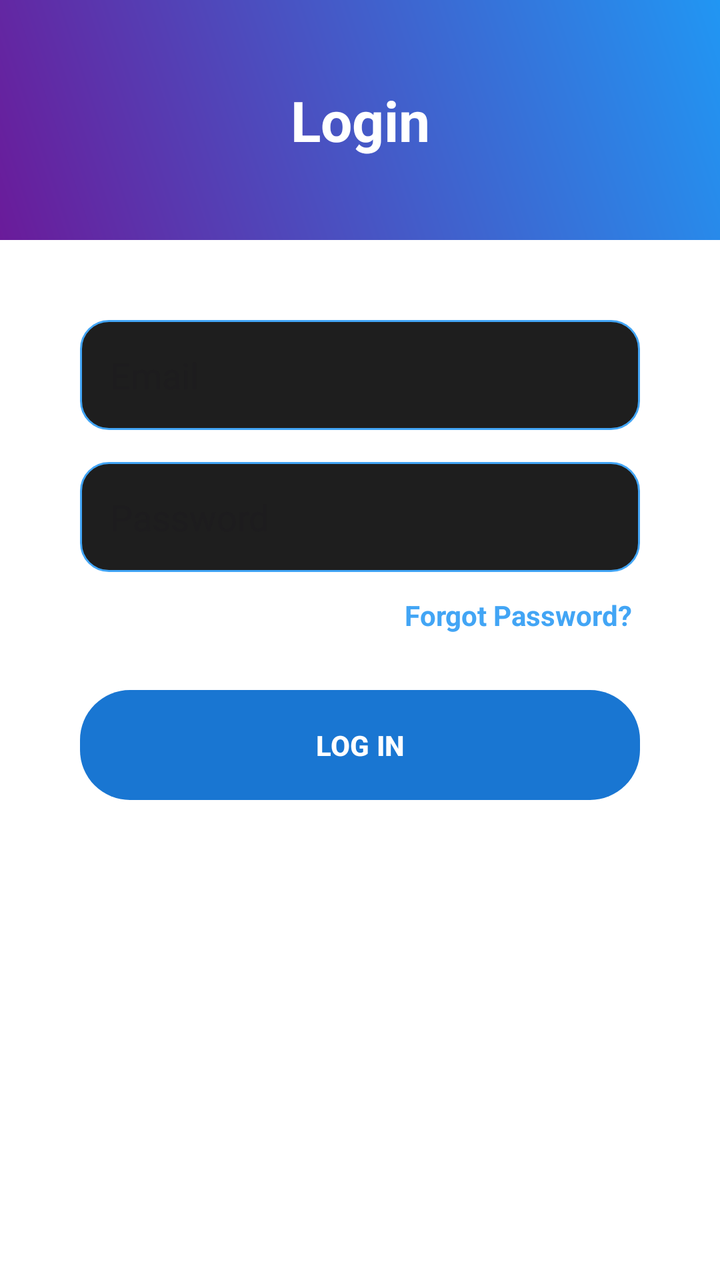
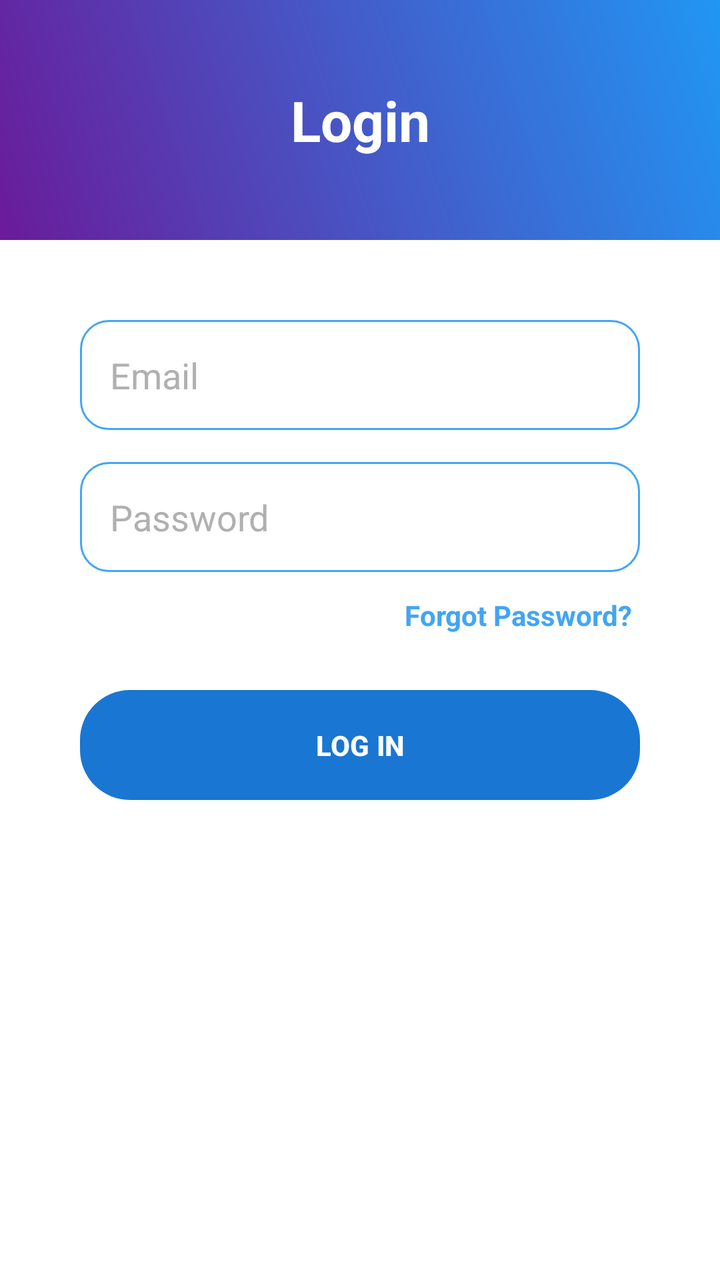

Compare the two renders of this Android layout. The source of the first and the diff that turns it into the second are given below.
<!-- AndroidManifest.xml: application theme Theme.GlenEzyCareApps -->
<!-- res/layout/activity_login_details.xml -->
<?xml version="1.0" encoding="utf-8"?>
<androidx.constraintlayout.widget.ConstraintLayout xmlns:android="http://schemas.android.com/apk/res/android"
    xmlns:app="http://schemas.android.com/apk/res-auto"
    android:layout_width="match_parent"
    android:layout_height="match_parent"
    android:background="@color/white">

    <View
        android:id="@+id/headerBackground"
        android:layout_width="match_parent"
        android:layout_height="120dp"
        android:background="@drawable/login_header_gradient"
        app:layout_constraintTop_toTopOf="parent" />

    <TextView
        android:id="@+id/tvLoginTitle"
        android:layout_width="wrap_content"
        android:layout_height="wrap_content"
        android:text="Login"
        android:textColor="@color/white"
        android:textSize="28sp"
        android:textStyle="bold"
        app:layout_constraintBottom_toBottomOf="@+id/headerBackground"
        app:layout_constraintEnd_toEndOf="parent"
        app:layout_constraintStart_toStartOf="parent"
        app:layout_constraintTop_toTopOf="parent" />

    <LinearLayout
        android:layout_width="match_parent"
        android:layout_height="wrap_content"
        android:orientation="vertical"
        android:padding="40dp"
        app:layout_constraintTop_toBottomOf="@+id/headerBackground">

        <EditText
            android:id="@+id/etEmail"
            android:layout_width="match_parent"
            android:layout_height="55dp"
            android:background="@drawable/edittext_style"
            android:hint="Email"
            android:padding="15dp"
            android:layout_marginBottom="16dp"/>

        <EditText
            android:id="@+id/etPassword"
            android:layout_width="match_parent"
            android:layout_height="55dp"
            android:background="@drawable/edittext_style"
            android:hint="Password"
            android:inputType="textPassword"
            android:padding="15dp"
            android:layout_marginBottom="8dp"/>

        <TextView
            android:id="@+id/tvForgotPassword"
            android:layout_width="wrap_content"
            android:layout_height="wrap_content"
            android:layout_gravity="end"
            android:text="Forgot Password?"
            android:textColor="#42A5F5"
            android:textSize="14sp"
            android:textStyle="bold"
            android:layout_marginBottom="24dp"
            android:padding="4dp"/>

        <Button
            android:id="@+id/btnLogin"
            android:layout_width="match_parent"
            android:layout_height="55dp"
            android:background="@drawable/button_gradient"
            android:text="LOG IN"
            android:textColor="@color/white"
            android:textStyle="bold" />

    </LinearLayout>

</androidx.constraintlayout.widget.ConstraintLayout>
<!-- resources referenced by this layout -->
<resources>
  <color name="white">#FFFFFF</color>
  <!-- drawable button_gradient (drawable) -->
  <?xml version="1.0" encoding="utf-8"?>
  <shape xmlns:android="http://schemas.android.com/apk/res/android">
      <gradient
          android:startColor="#7B1FA2"
          android:endColor="#42A5F5"
          android:angle="0"/>
      <corners android:radius="25dp"/>
  </shape>
  <!-- drawable edittext_style (drawable) -->
  <?xml version="1.0" encoding="utf-8"?>
  <shape xmlns:android="http://schemas.android.com/apk/res/android">
  
      <solid android:color="@color/card_dark"/>
  
      <corners android:radius="14dp"/>
  
      <stroke
          android:width="1dp"
          android:color="@color/light_blue"/>
  
      <padding
          android:left="12dp"
          android:top="12dp"
          android:right="12dp"
          android:bottom="12dp"/>
  
  </shape>
  <!-- drawable login_header_gradient (drawable) -->
  <?xml version="1.0" encoding="utf-8"?>
  <shape xmlns:android="http://schemas.android.com/apk/res/android">
      <gradient
          android:startColor="#6A1B9A"
          android:endColor="#2196F3"
          android:angle="45"/>
  </shape>
  <style name="Theme.GlenEzyCareApps" parent="Theme.Material3.DayNight.NoActionBar">
  
          <item name="colorPrimary">@color/primary_blue</item>
          <item name="colorOnPrimary">@color/white</item>
  
          <item name="android:statusBarColor">@color/background_dark</item>
          <item name="android:navigationBarColor">@color/background_dark</item>
  
      </style>
  <color name="card_dark">#1E1E1E</color>
  <color name="light_blue">#42A5F5</color>
  <color name="primary_blue">#1976D2</color>
  <color name="background_dark">#121212</color>
</resources>

<!-- the commit's change to res/layout/activity_login_details.xml (unified diff, before → after) -->
@@ -38,6 +38,8 @@
             android:layout_height="55dp"
             android:background="@drawable/edittext_style"
             android:hint="Email"
+            android:textColor="@android:color/black"
+            android:textColorHint="@color/hint"
             android:padding="15dp"
             android:layout_marginBottom="16dp"/>
 
@@ -47,6 +49,8 @@
             android:layout_height="55dp"
             android:background="@drawable/edittext_style"
             android:hint="Password"
+            android:textColor="@android:color/black"
+            android:textColorHint="@color/hint"
             android:inputType="textPassword"
             android:padding="15dp"
             android:layout_marginBottom="8dp"/>
<!-- resource entries referenced after the edit -->
@@ -1,5 +1,6 @@
 <!-- resources referenced by this layout -->
 <resources>
+  <color name="hint">#B0B0B0</color>
   <color name="white">#FFFFFF</color>
   <!-- drawable button_gradient (drawable) -->
   <?xml version="1.0" encoding="utf-8"?>
@@ -14,7 +15,7 @@
   <?xml version="1.0" encoding="utf-8"?>
   <shape xmlns:android="http://schemas.android.com/apk/res/android">
   
-      <solid android:color="@color/card_dark"/>
+      <solid android:color="@color/white"/>
   
       <corners android:radius="14dp"/>
   
@@ -46,7 +47,6 @@
           <item name="android:navigationBarColor">@color/background_dark</item>
   
       </style>
-  <color name="card_dark">#1E1E1E</color>
   <color name="light_blue">#42A5F5</color>
   <color name="primary_blue">#1976D2</color>
   <color name="background_dark">#121212</color>
